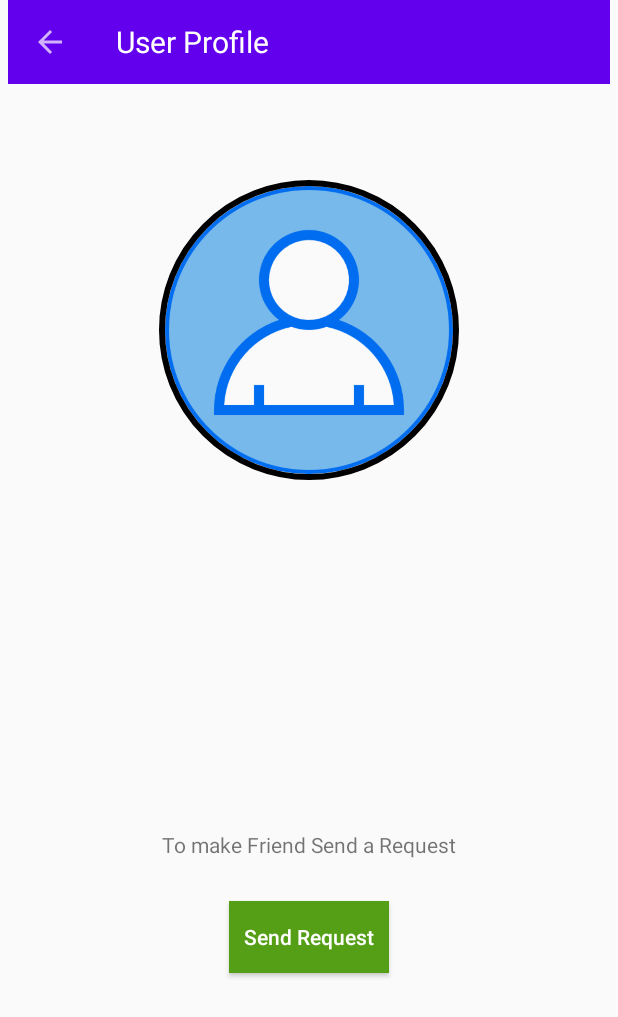
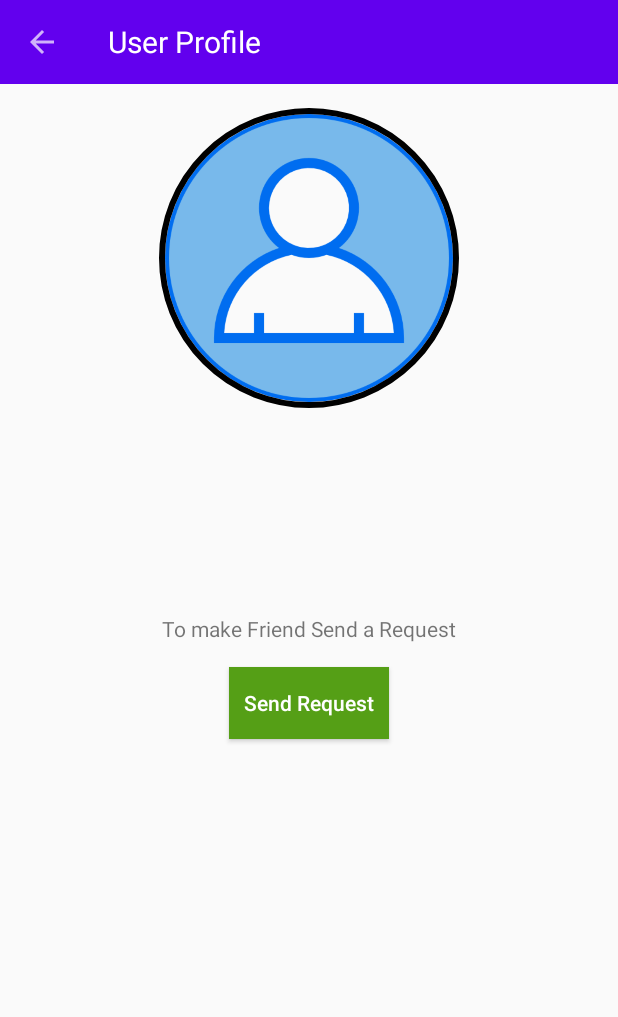
Before and after one commit to Hemant-sood/MyChats, an Android app: the ProfileIntroduction screen opened directly, with no data from a screen before it, on a phone screen of 412 x 824 dp. Shown: the top 1017 px of the screen. Run offline under Robolectric (Android 15) with nearby library versions, the phone set to English and light mode, and no system bars; our stand-ins replace CircleImageView, Firebase (no records; nobody signed in at launch, a user with empty details on screens opened directly), Picasso; 3 statements that could not run were skipped.

Commit message:
Ui updated

```diff
--- a/app/src/main/res/layout/activity_profile_introduction.xml
+++ b/app/src/main/res/layout/activity_profile_introduction.xml
@@ -4,29 +4,25 @@
     xmlns:tools="http://schemas.android.com/tools"
     android:layout_width="match_parent"
     android:layout_height="match_parent"
-    android:paddingLeft="5dp"
-    android:paddingRight="5dp"
+
     tools:context=".ProfileIntroduction">
 
 
     <include
         android:id="@+id/toolbar_profile_introduction"
         layout="@layout/profile_introduction_toolbar"
-        android:layout_width="0dp"
-        android:layout_height="wrap_content"
-        app:layout_constraintEnd_toEndOf="parent"
-        app:layout_constraintStart_toStartOf="parent"
-        app:layout_constraintTop_toTopOf="parent" />
+          />
 
 
     <de.hdodenhof.circleimageview.CircleImageView
         android:id="@+id/selectedUserImage"
         android:layout_width="200dp"
         android:layout_height="200dp"
-        android:layout_marginTop="64dp"
+        android:layout_marginTop="16dp"
         android:src="@drawable/profile_pic_default"
+        android:visibility="visible"
+
         app:civ_border_width="4dp"
-
         app:layout_constraintEnd_toEndOf="parent"
         app:layout_constraintStart_toStartOf="parent"
         app:layout_constraintTop_toBottomOf="@+id/toolbar_profile_introduction" />
@@ -48,6 +44,7 @@
         android:layout_height="wrap_content"
         android:layout_marginTop="8dp"
         android:textSize="24sp"
+        android:visibility="visible"
         app:layout_constraintEnd_toEndOf="@+id/selectedUserName"
         app:layout_constraintStart_toStartOf="@+id/selectedUserName"
         app:layout_constraintTop_toBottomOf="@+id/selectedUserName" />
@@ -56,34 +53,35 @@
         android:id="@+id/sendFriendRequest"
         android:layout_width="wrap_content"
         android:layout_height="wrap_content"
+        android:layout_marginTop="16dp"
         android:background="@color/colorPrimary"
         android:padding="10dp"
+        android:text="send req"
         android:textAllCaps="false"
         android:textColor="@color/white"
         android:visibility="invisible"
-        app:layout_constraintBottom_toBottomOf="parent"
         app:layout_constraintEnd_toEndOf="@+id/selectedUserImage"
         app:layout_constraintStart_toStartOf="@+id/selectedUserImage"
-        app:layout_constraintTop_toBottomOf="@+id/selectedUserStatus" />
+        app:layout_constraintTop_toBottomOf="@+id/isRequestSent" />
 
     <TextView
         android:id="@+id/isRequestSent"
         android:layout_width="wrap_content"
         android:layout_height="wrap_content"
-        android:layout_marginTop="100dp"
-        app:layout_constraintBottom_toTopOf="@+id/sendFriendRequest"
-        app:layout_constraintEnd_toEndOf="@+id/sendFriendRequest"
-        app:layout_constraintStart_toStartOf="@+id/sendFriendRequest"
+        android:layout_marginTop="32dp"
+        android:visibility="visible"
+        app:layout_constraintEnd_toEndOf="@+id/selectedUserImage"
+        app:layout_constraintStart_toStartOf="@+id/selectedUserImage"
         app:layout_constraintTop_toBottomOf="@+id/selectedUserStatus" />
 
     <ImageView
         android:id="@+id/friendship"
         android:layout_width="60dp"
         android:layout_height="60dp"
-        android:layout_marginTop="8dp"
+        android:layout_marginTop="32dp"
         android:visibility="invisible"
         app:layout_constraintEnd_toEndOf="@+id/isRequestSent"
-        app:layout_constraintHorizontal_bias="0.562"
+        app:layout_constraintHorizontal_bias="0.492"
         app:layout_constraintStart_toStartOf="@+id/isRequestSent"
         app:layout_constraintTop_toBottomOf="@+id/isRequestSent"
         app:srcCompat="@drawable/friendship" />
--- a/app/src/main/res/layout/profile_introduction_toolbar.xml
+++ b/app/src/main/res/layout/profile_introduction_toolbar.xml
@@ -10,7 +10,7 @@
     local:theme="@style/ThemeOverlay.AppCompat.Dark">
 
     <TextView
-        android:id="@+id/textview3"
+        android:id="@+id/textView7"
         android:layout_width="match_parent"
         android:layout_height="wrap_content"
         android:text="@string/user_profile"
--- a/app/src/main/res/layout/signup_toolbar.xml
+++ b/app/src/main/res/layout/signup_toolbar.xml
@@ -10,7 +10,7 @@
     local:theme="@style/ThemeOverlay.AppCompat.Dark">
 
     <TextView
-        android:id="@+id/textview3"
+        android:id="@+id/textView3"
         android:layout_width="match_parent"
         android:layout_height="wrap_content"
         android:text="@string/sign_up"
--- a/app/src/main/res/values/strings.xml
+++ b/app/src/main/res/values/strings.xml
@@ -17,4 +17,5 @@
     <string name="my_network">My Network</string>
     <string name="user_profile">User Profile</string>
     <string name="received_friend_request">All Received Friend Requests</string>
+
 </resources>
```
